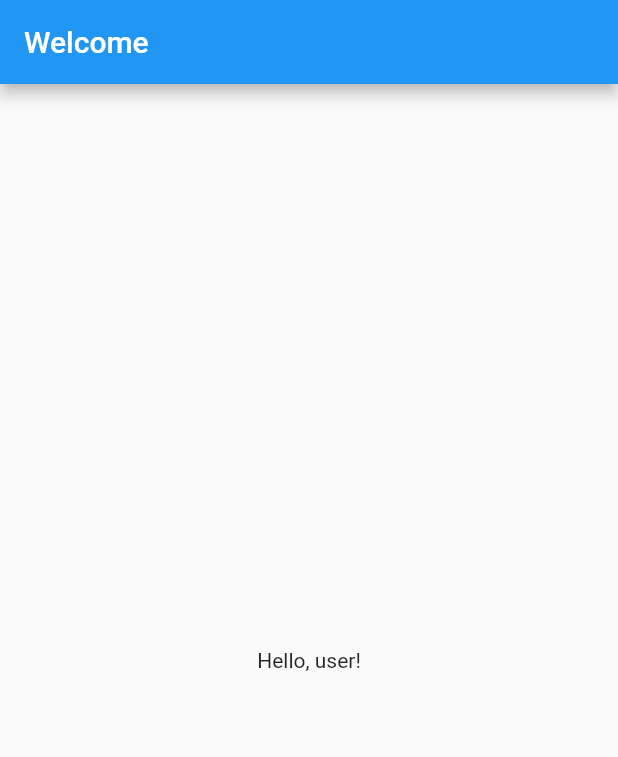
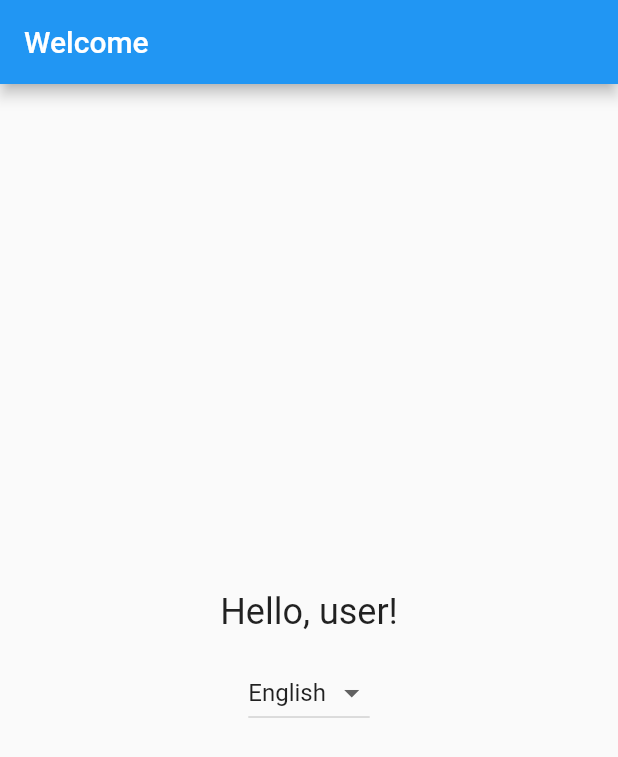
Before and after one commit to jackhoang2411/Localization_Flutter, a Flutter app: the screen it shows after launch, on a phone screen of 412 x 824 dp. Shown: the top 757 px of the screen. Run offline on Flutter 3.47's test engine with Material 2 defaults, Android fonts, the phone set to English and light mode, and no system bars; generated files the repository leaves out were written again.

Commit message:
create welcome screen with localization feature

```diff
--- a/lib/core/l10n/app_en.arb
+++ b/lib/core/l10n/app_en.arb
@@ -1,3 +1,5 @@
 {
-  "helloUser": "Hello, user!"
+  "helloUser": "Hello, user!",
+  "english": "English",
+  "spanish": "Spanish"
 }
--- a/lib/core/l10n/app_es.arb
+++ b/lib/core/l10n/app_es.arb
@@ -1,3 +1,5 @@
 {
-  "helloUser": "Hola usuaria!"
+  "helloUser": "Hola usuaria!",
+  "english": "Inglesa",
+  "spanish": "Española"
 }
--- a/lib/main.dart
+++ b/lib/main.dart
@@ -5,16 +5,34 @@ void main() {
   runApp(const MyApp());
 }
 
-class MyApp extends StatelessWidget {
-  const MyApp({super.key});
+class MyApp extends StatefulWidget {
+  const MyApp({Key? key}) : super(key: key);
 
-  // This widget is the root of your application.
+  @override
+  State<MyApp> createState() => _MyAppState();
+
+// Static method to access the _MyAppState from other widgets
+  static _MyAppState? of(BuildContext context) =>
+      context.findAncestorStateOfType<_MyAppState>();
+}
+
+class _MyAppState extends State<MyApp> {
+  Locale? _locale;
+
+// Method to set the selected locale
+  void setLocale(Locale value) {
+    setState(() {
+      _locale = value;
+    });
+  }
+
   @override
   Widget build(BuildContext context) {
-    return const MaterialApp(
+    return MaterialApp(
+      locale: _locale,
       localizationsDelegates: AppLocalizations.localizationsDelegates,
       supportedLocales: AppLocalizations.supportedLocales,
-      home: MyHomePage(
+      home: const MyHomePage(
         title: "Welcome",
       ),
     );
@@ -22,7 +40,7 @@ class MyApp extends StatelessWidget {
 }
 
 class MyHomePage extends StatefulWidget {
-  const MyHomePage({super.key, required this.title});
+  const MyHomePage({Key? key, required this.title}) : super(key: key);
   final String title;
 
   @override
@@ -35,7 +53,35 @@ class _MyHomePageState extends State<MyHomePage> {
     return Scaffold(
       appBar: AppBar(title: Text(widget.title)),
       body: Center(
-        child: Text(AppLocalizations.of(context)!.helloUser),
+        child: Column(
+          mainAxisAlignment: MainAxisAlignment.center,
+          children: [
+            Text(
+              AppLocalizations.of(context)!.helloUser,
+              style: const TextStyle(fontSize: 24),
+              textAlign: TextAlign.center,
+            ),
+            const SizedBox(height: 16),
+            DropdownButton<String>(
+              value: AppLocalizations.of(context)!.localeName,
+              onChanged: (value) {
+                // Accessing the setLocale method from MyApp using the static of() method
+                MyApp.of(context)!
+                    .setLocale(Locale.fromSubtags(languageCode: value!));
+              },
+              items: [
+                DropdownMenuItem(
+                  value: 'en',
+                  child: Text(AppLocalizations.of(context)!.english),
+                ),
+                DropdownMenuItem(
+                  value: 'es',
+                  child: Text(AppLocalizations.of(context)!.spanish),
+                ),
+              ],
+            ),
+          ],
+        ),
       ),
     );
   }
```
Also changed, not shown: 1 other file.
